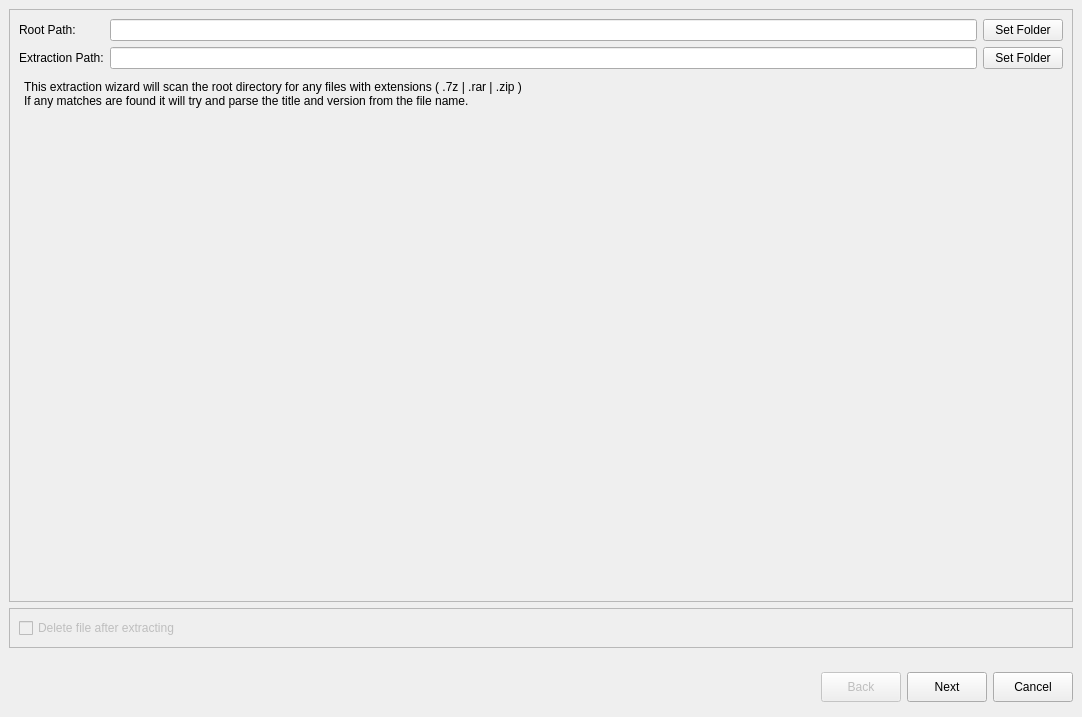
Old version of the form atlas/ui/importer/extractionImporter/ExtractionImportDialog.ui in the repository KJNeko/Atlas.
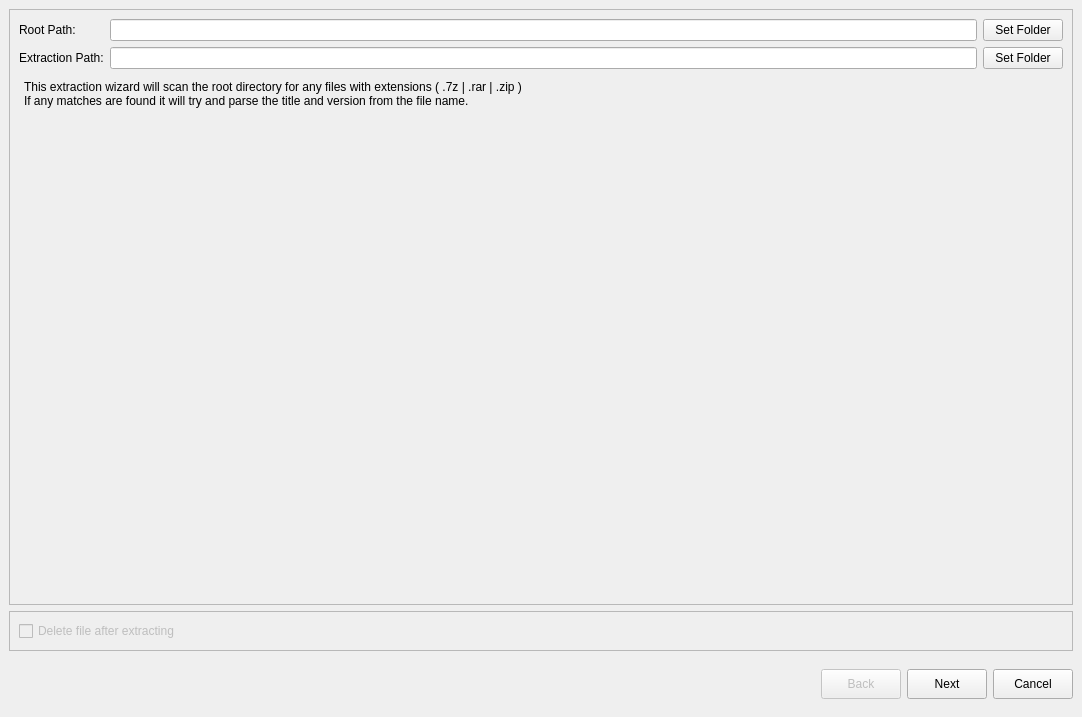
New version of the form.

Commit message: Mutiple UI Updates. Added clean.qss

Patch:
```diff
--- a/atlas/ui/importer/extractionImporter/ExtractionImportDialog.ui
+++ b/atlas/ui/importer/extractionImporter/ExtractionImportDialog.ui
@@ -36,7 +36,7 @@
     <number>0</number>
    </property>
    <property name="bottomMargin">
-    <number>0</number>
+    <number>9</number>
    </property>
    <property name="spacing">
     <number>0</number>
@@ -52,7 +52,7 @@
      <property name="minimumSize">
       <size>
        <width>0</width>
-       <height>60</height>
+       <height>40</height>
       </size>
      </property>
      <property name="maximumSize">
```
Left out of the diff: 2 changed lines with no effect on the pictures. The commit also changes 5 other files.
